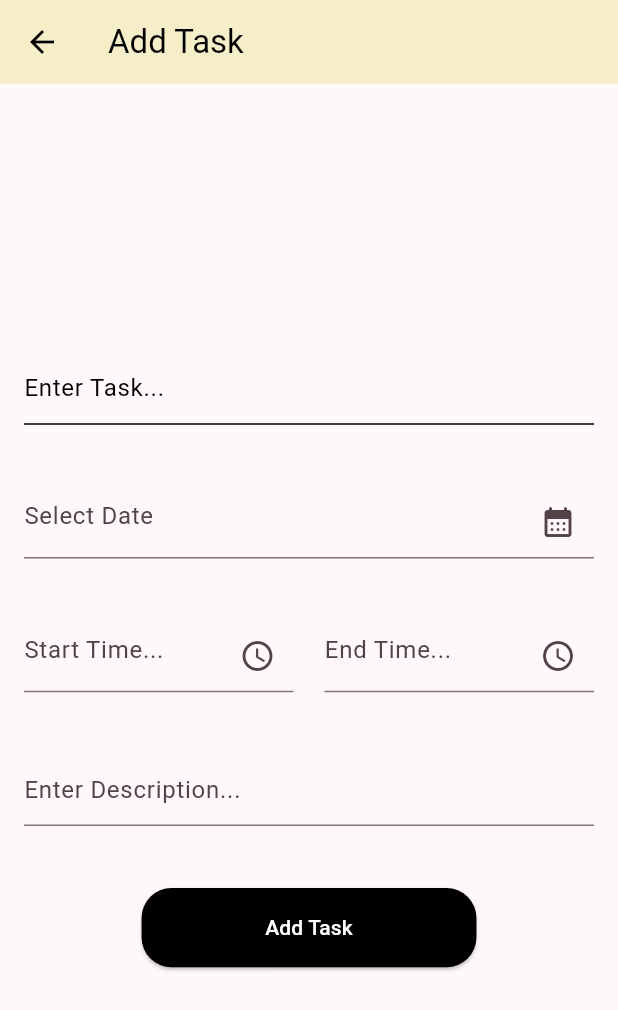
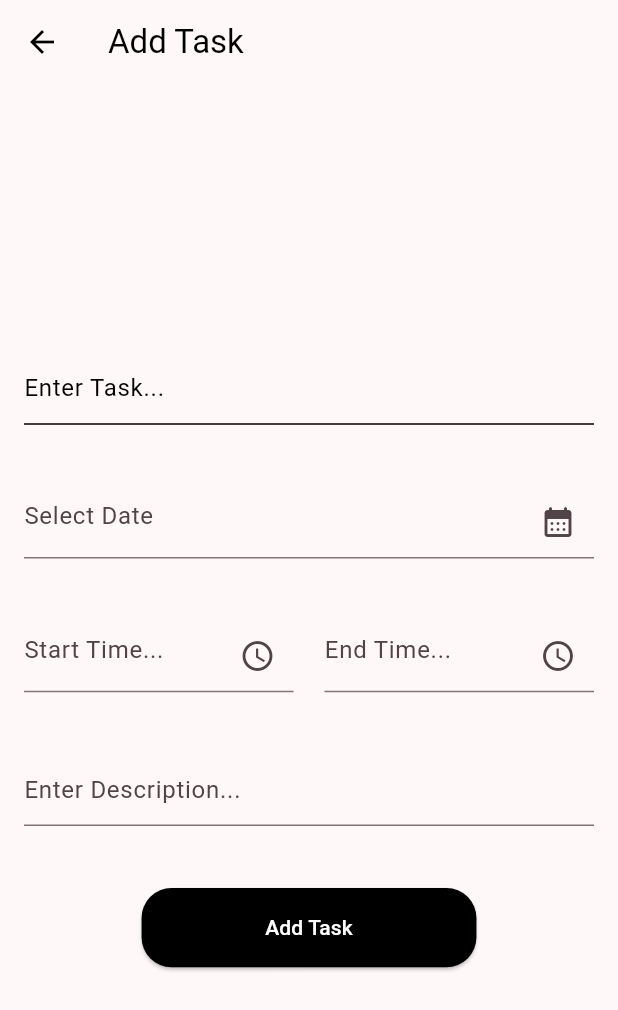
Before and after one commit to Layanga-Rajapakshe/TaskBuddy, a Flutter app: the screen it shows after launch, after a tap on the "add" icon, on a phone screen of 412 x 824 dp. Shown: the top 1010 px of the screen. Run offline on Flutter 3.47's test engine with Material 3 defaults, Android fonts, the phone set to English and light mode, and no system bars; our stand-ins replace device_preview, google_fonts, shared_preferences; Roboto replaces fonts that are missing (Numans).

Commit message:
Added white backgrounds

```diff
--- a/taskbuddy/lib/addTask.dart
+++ b/taskbuddy/lib/addTask.dart
@@ -47,7 +47,6 @@ class _AddTaskState extends State<AddTask> {
         iconTheme:const IconThemeData(
           color: Colors.black,
         ),
-        backgroundColor: const Color.fromARGB(255, 246, 238, 201),
       ),
       body: Padding(
         padding: const EdgeInsets.all(16.0),
--- a/taskbuddy/lib/main.dart
+++ b/taskbuddy/lib/main.dart
@@ -136,12 +136,8 @@ class _MyHomePageState extends State<MyHomePage> {
     double screenWidth = MediaQuery.of(context).size.width;
 
     return Scaffold(
-      appBar: AppBar(
-        backgroundColor: const Color.fromARGB(255, 246, 238, 201),
-      ),
       body: SingleChildScrollView(
         child: Container(
-          color: const Color.fromARGB(255, 246, 238, 201),
           child: Padding(
             padding: const EdgeInsets.all(16.0),
             child: Column(
```
